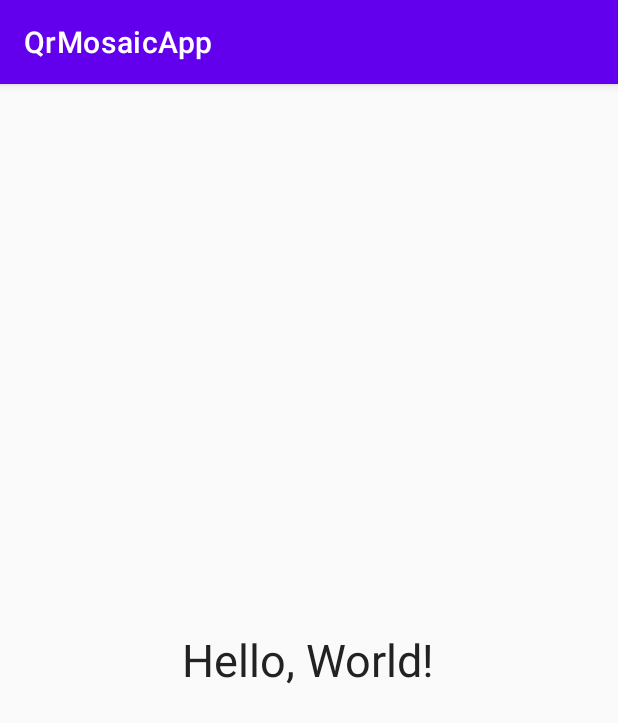
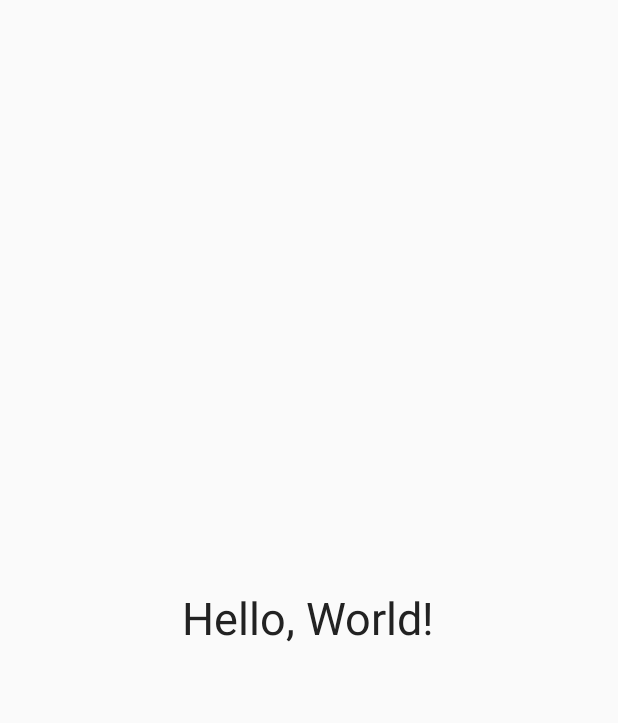
Before and after one commit to ZapaTa30/QrMosaicApp, an Android app: the screen it shows after launch (MainActivity), on a phone screen of 412 x 824 dp. Shown: the top 723 px of the screen. Run offline under Robolectric (Android 15) with nearby library versions, the phone set to English and light mode, and no system bars.

Commit message:
Update style.xml

```diff
--- a/app/src/main/res/values/style.xml
+++ b/app/src/main/res/values/style.xml
@@ -1,10 +1,7 @@
 <resources>
-    <style name="Theme.QRMosaicApp" parent="Theme.MaterialComponents.DayNight.DarkActionBar">
-        <!-- Customize your theme here -->
-        <item name="colorPrimary">@color/purple_500</item>
-        <item name="colorPrimaryVariant">@color/purple_700</item>
-        <item name="colorOnPrimary">@android:color/white</item>
-        <item name="colorSecondary">@color/teal_200</item>
-        <item name="colorOnSecondary">@android:color/black</item>
-    </style>
+    <!--
+        Theme.QRMosaicApp style ko YAHAN SE HATA DIYA GAYA HAI.
+        Yahan sirf dusre custom styles rakhein (agar ho),
+        warna file sirf empty <resources> ke sath rahe.
+    -->
 </resources>
```
